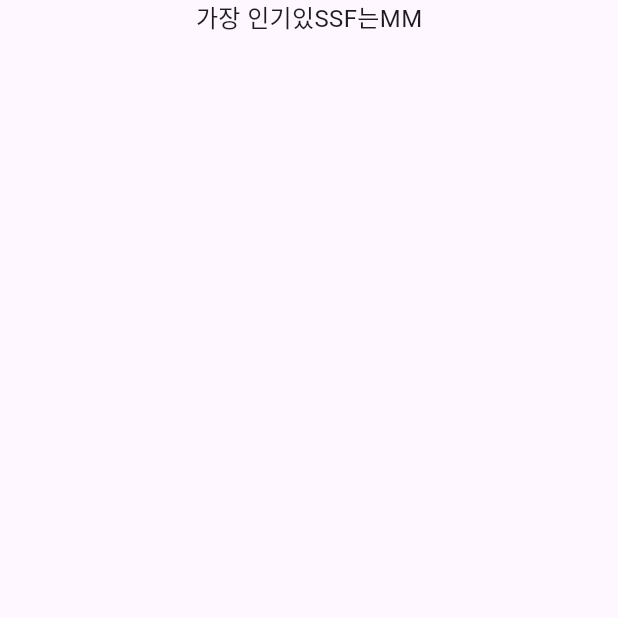
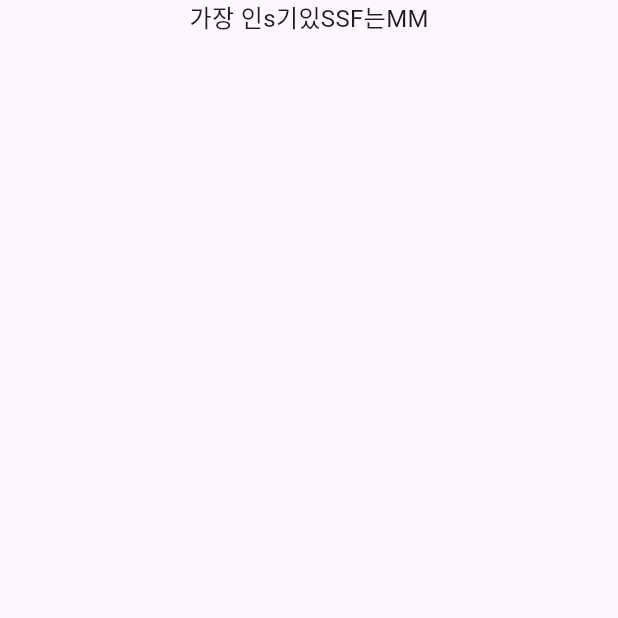
Before and after one commit to monho/MovieInfo, a Flutter app: the screen it shows after launch, on a phone screen of 412 x 824 dp, the top half of it. Run offline on Flutter 3.47's test engine with Material 3 defaults, Android fonts, the phone set to English and light mode, and no system bars.

```diff
--- a/movieproject/lib/main.dart
+++ b/movieproject/lib/main.dart
@@ -13,7 +13,7 @@ class MainApp extends StatelessWidget {
       body: Center(
         child: Column(children: [
           Text(
-            '가장 인기있SSF는MM',
+            '가장 인s기있SSF는MM',
             style: TextStyle(
               fontSize: 16,
             )
```
